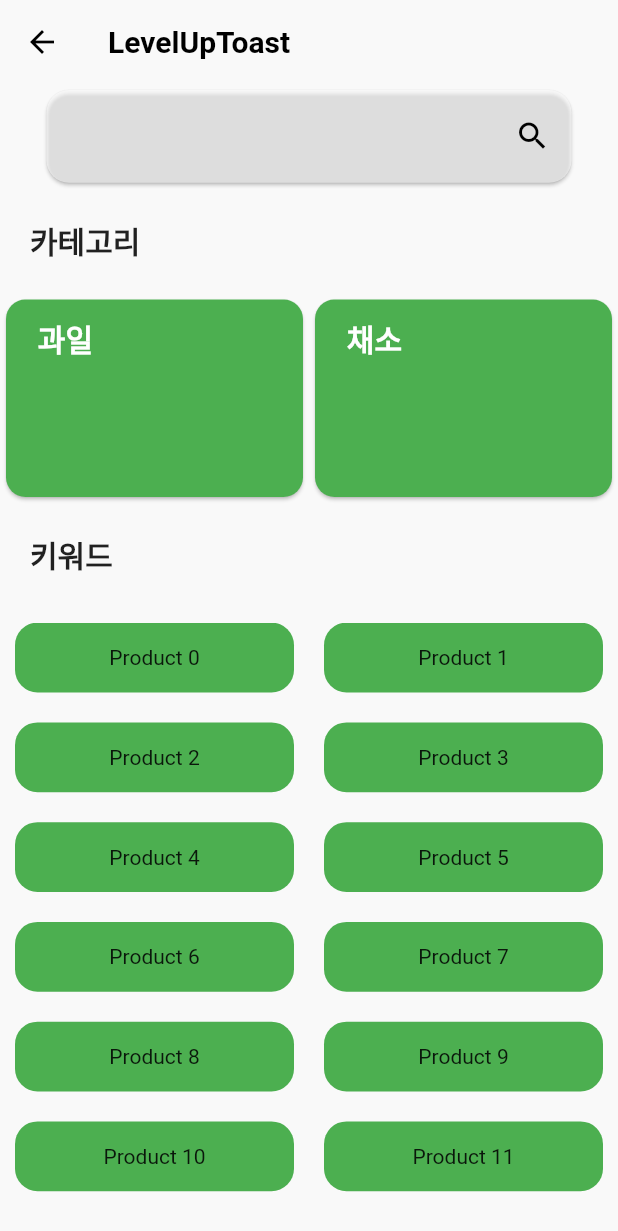
After one commit to LevelUpToast/Toast_FrontEnd, a Flutter app: the searchScreen screen opened directly, on a phone screen of 412 x 824 dp. The commit adds this screen. Shown: the top 1231 px of the screen. Run offline on Flutter 3.47's test engine with Material 2 defaults, Android fonts, the phone set to English and light mode, and no system bars; our stand-ins replace flutter_swiper, material_floating_search_bar.

Commit message:
searchScreen_init

```diff
--- a/lever_up_toast/lib/screens/appBarScreen/homeScreen.dart
+++ b/lever_up_toast/lib/screens/appBarScreen/homeScreen.dart
@@ -2,6 +2,7 @@
 
 import 'package:flutter/material.dart';
 import 'package:lever_up_toast/screens/bodyScreen/mainScreen.dart';
+import 'package:lever_up_toast/screens/bodyScreen/searchScreen.dart';
 import 'package:lever_up_toast/values/values.dart';
 
 class HomeScreen extends StatefulWidget {
@@ -11,7 +12,7 @@ class HomeScreen extends StatefulWidget {
 
 /// 페이지 설명 작성 부탁
 /// 1. 홈페이지
-/// 2.
+/// 2. 검색
 /// 3.
 /// 4.
 
@@ -20,6 +21,7 @@ class _HomeScreenState extends State<HomeScreen> {
 
   void _onItemTapped(int index) {
     setState(() {
+      print(index);
       _selectedScreenIndex = index;
     });
   }
@@ -27,7 +29,7 @@ class _HomeScreenState extends State<HomeScreen> {
   // 네비게이션 스크린
   final List<Widget> _bodyScreens = [
     const MainScreen(),
-    const MainScreen(),
+    const searchScreen(),
     const MainScreen(),
     const MainScreen()
 
@@ -99,8 +101,10 @@ class _HomeScreenState extends State<HomeScreen> {
                 label: '마이페이지',
               ),
             ],
-            onTap: _onItemTapped,
             currentIndex: _selectedScreenIndex,
+            onTap: (currentIndex){
+              _onItemTapped(currentIndex);
+            },
           ),
         ),
       ),
--- /dev/null
+++ b/lever_up_toast/lib/screens/bodyScreen/searchScreen.dart
@@ -0,0 +1,246 @@
+import 'package:flutter/material.dart';
+import 'package:material_floating_search_bar/material_floating_search_bar.dart';
+
+
+class searchScreen extends StatefulWidget {
+  const searchScreen({Key? key}) : super(key: key);
+  @override
+  _searchScreenState createState() => _searchScreenState();
+}
+
+class _searchScreenState extends State<searchScreen> {
+  @override
+  final List<Map> myProducts =
+  List.generate(20, (index) => {"id": index, "name": "Product $index"})
+      .toList();
+
+  Widget build(BuildContext context) {
+    return Scaffold(
+      appBar: AppBar(
+        elevation: 0,
+        title: Text('LevelUpToast',
+          style: TextStyle(
+            color: Colors.black,
+            fontWeight: FontWeight.w700,
+          ),
+        ),
+      ),
+      body: Column(
+        children: [
+          Flexible(
+            flex: 1,
+            child: Card(
+              color: Colors.white54,
+              shape: RoundedRectangleBorder(
+                borderRadius: BorderRadius.circular(15.0),
+              ),
+              child: Container(
+                width: 350,
+                child: Row(
+                  children: [
+                    Flexible(
+                      flex: 6,
+                      child: Container(),
+                    ),
+                    Flexible(
+                      flex: 1,
+                      child: Container(
+                        child: IconButton(
+                          onPressed: (){
+                            print("눌림");
+                          },
+                          color: Colors.black,
+                          icon: Icon(
+                            Icons.search
+                          ),
+                        ),
+                      ),
+                    ),
+                  ],
+                ),
+              ),
+            ),
+          ),
+          Flexible(
+            flex: 1,
+            child: Container(
+              child: Row(
+                children: [
+                  Flexible(
+                    flex: 2,
+                      child: Container(
+                        child: Padding(
+                          padding: EdgeInsets.only(left: 20),
+                          child: Text('카테고리',
+                            style: TextStyle(
+                              fontSize: 20.0,
+                              fontWeight: FontWeight.w700,
+                            ),),
+                        ),
+                      ),
+                  ),
+                  Flexible(
+                    flex: 3,
+                    child: Container(),
+                  ),
+                ],
+              )
+            ),
+          ),
+          Flexible(
+            flex: 2,
+            child: Row(
+              children: [
+                Flexible(
+                  child: Container(
+                    child: Center(
+                      child: Container(
+                        child: Card(
+                          color: Colors.green,
+                          shape: RoundedRectangleBorder(
+                            borderRadius: BorderRadius.circular(13.0),
+                          ),
+                          child: Column(
+                            children: [
+                              Flexible(
+                                flex: 2,
+                                child: Row(
+                                  children: [
+                                    Flexible(
+                                      flex: 2,
+                                      child: Container(
+                                        child: Center(
+                                          child: Text("과일",
+                                            style: TextStyle(
+                                              color: Colors.white,
+                                              fontWeight: FontWeight.w700,
+                                              fontSize: 20,
+                                            ),),
+                                        ),
+                                      ),
+                                    ),
+                                    Flexible(
+                                      flex: 3,
+                                      child: Container(),
+                                    ),
+                                  ],
+                                ),
+                              ),
+                              Flexible(
+                                flex: 3,
+                                child: Container(),
+                              ),
+                            ],
+                          ),
+                        ),
+                      ),
+                    ),
+                  ),
+                  flex: 1,
+                ),
+                Flexible(
+                  child: Container(
+                    child: Center(
+                      child: Container(
+                        child: Card(
+                          color: Colors.green,
+                          shape: RoundedRectangleBorder(
+                            borderRadius: BorderRadius.circular(13.0),
+                          ),
+                          child: Column(
+                            children: [
+                              Flexible(
+                                flex: 2,
+                                child: Row(
+                                  children: [
+                                    Flexible(
+                                      flex: 2,
+                                      child: Container(
+                                        child: Center(
+                                          child: Text("채소",
+                                            style: TextStyle(
+                                              color: Colors.white,
+                                              fontWeight: FontWeight.w700,
+                                              fontSize: 20,
+                                            ),),
+                                        ),
+                                      ),
+                                    ),
+                                    Flexible(
+                                      flex: 3,
+                                      child: Container(),
+                                    ),
+                                  ],
+                                ),
+                              ),
+                              Flexible(
+                                flex: 3,
+                                child: Container(),
+                              ),
+                            ],
+                          ),
+                        ),
+                      ),
+                    ),
+                  ),
+                  flex: 1,
+                ),
+              ],
+            ),
+          ),
+          Flexible(
+            flex: 1,
+            child: Container(
+                child: Row(
+                  children: [
+                    Flexible(
+                      flex: 2,
+                      child: Container(
+                        child: Padding(
+                          padding: EdgeInsets.only(left: 20),
+                          child: Text('키워드',
+                            style: TextStyle(
+                              fontSize: 20.0,
+                              fontWeight: FontWeight.w700,
+                            ),),
+                        ),
+                      ),
+                    ),
+                    Flexible(
+                      flex: 3,
+                      child: Container(),
+                    ),
+                  ],
+                )
+            ),
+          ),
+          Flexible(
+            flex: 6,
+            child: Container(
+              child: Padding(
+                padding: EdgeInsets.all(10.0),
+                child: GridView.builder(
+                    gridDelegate: const SliverGridDelegateWithMaxCrossAxisExtent(
+                        maxCrossAxisExtent: 200,
+                        childAspectRatio: 8 / 2,
+                        crossAxisSpacing: 20,
+                        mainAxisSpacing: 20),
+                    itemCount: myProducts.length,
+                    itemBuilder: (BuildContext ctx, index) {
+                      return Container(
+                        alignment: Alignment.center,
+                        decoration: BoxDecoration(
+                            color: Colors.green,
+                            borderRadius: BorderRadius.circular(15)),
+                        child: Text(myProducts[index]["name"]),
+                      );
+                    }),
+              ),
+            ),
+          ),
+        ],
+      ),
+    );
+  }
+
+}
--- a/lever_up_toast/pubspec.yaml
+++ b/lever_up_toast/pubspec.yaml
@@ -30,6 +30,7 @@ dependencies:
 
   #https://medium.flutterdevs.com/swiper-in-flutter-56ee23b54391
   flutter_swiper: ^1.1.6
+  material_floating_search_bar: ^0.2.6
 
 dev_dependencies:
   flutter_test:
```
Also changed, not shown: lever_up_toast/pubspec.lock.
